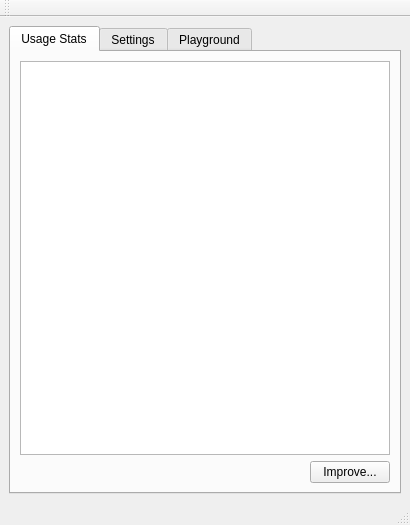
Old version of the form ui/Ui_UserWindow.ui in the repository arnm/accipiokey.
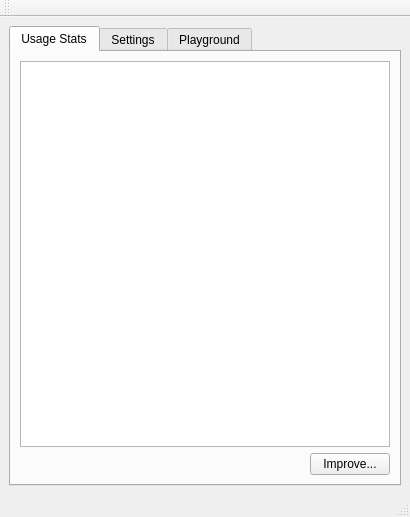
New version of the form.

```diff
--- a/ui/Ui_UserWindow.ui
+++ b/ui/Ui_UserWindow.ui
@@ -7,7 +7,7 @@
     <x>0</x>
     <y>0</y>
     <width>410</width>
-    <height>525</height>
+    <height>517</height>
    </rect>
   </property>
   <property name="windowTitle">
```
